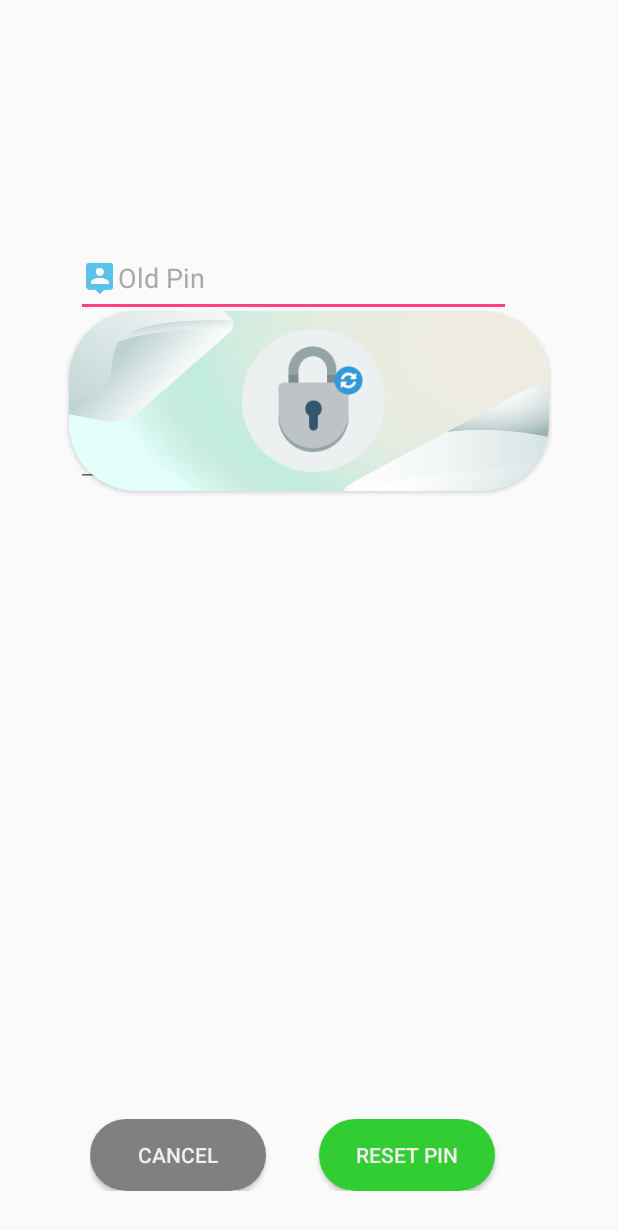
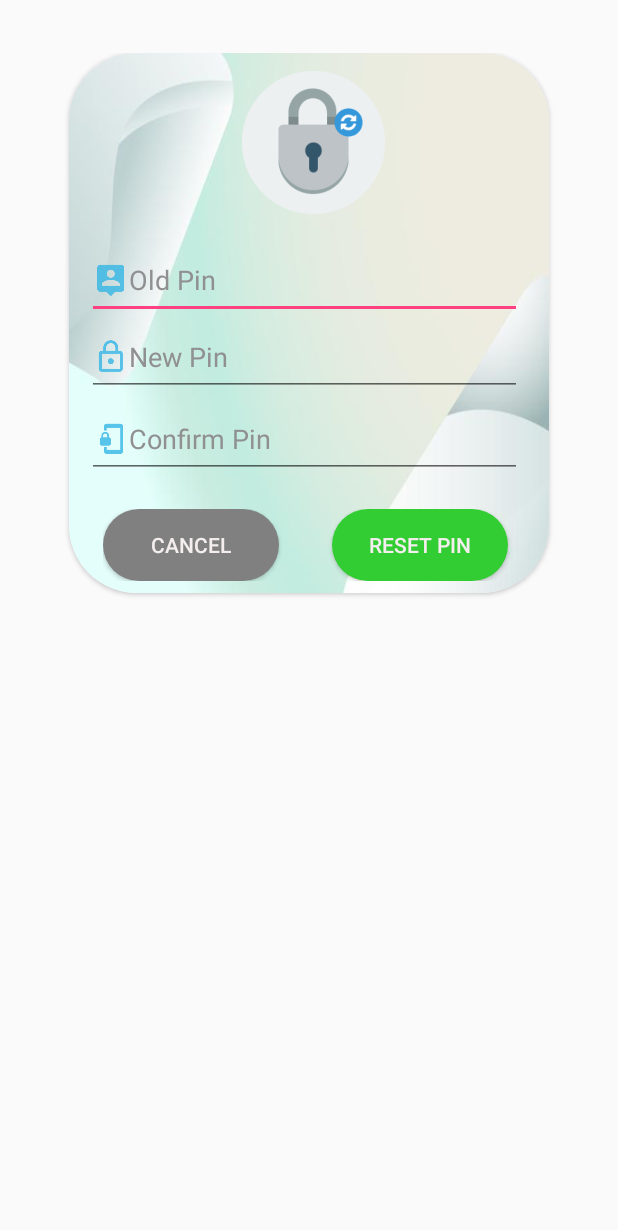
Before and after one commit to dipsikha231995/Get-Contact, an Android app: the layout changepin_layout.xml on its own in the app's theme, with its tools: preview values and no code run, on a phone screen of 412 x 824 dp. Shown: the top 1230 px of the screen. Run offline under Robolectric (Android 15) with nearby library versions, the phone set to English and light mode, and no system bars.

Commit message:
final commit amar

```diff
--- a/app/src/main/java/com/example/amar/getcontact/MainActivity.java
+++ b/app/src/main/java/com/example/amar/getcontact/MainActivity.java
@@ -181,7 +181,7 @@ public class MainActivity extends AppCompatActivity {
                                     SharedPreferences.Editor editor = SetPinActivity.pinPreference.edit();
                                     editor.putString(SetPinActivity.PIN_KEY, np.getText().toString());
                                     editor.apply();
-                                    //Toast.makeText(MainActivity.this, "PIN CHANGED!", Toast.LENGTH_SHORT).show();
+
                                     Toast toast = Toast.makeText(MainActivity.this,"PIN CHANGED!",Toast.LENGTH_LONG);
                                     View view = toast.getView();
                                     TextView text = view.findViewById(android.R.id.message);
@@ -190,7 +190,6 @@ public class MainActivity extends AppCompatActivity {
 
                                 } else {
 
-                                    //Toast.makeText(MainActivity.this, "PIN DID NOT MATCHED!", Toast.LENGTH_SHORT).show();
                                     Toast toast = Toast.makeText(MainActivity.this,"PIN DID NOT MATCHED!",Toast.LENGTH_LONG);
                                     View view = toast.getView();
                                     TextView text = view.findViewById(android.R.id.message);
@@ -199,7 +198,6 @@ public class MainActivity extends AppCompatActivity {
                                 }
                             } else {
 
-                                //Toast.makeText(MainActivity.this, "PROVIDE A VALID OLD PIN!", Toast.LENGTH_SHORT).show();
                                 Toast toast = Toast.makeText(MainActivity.this,"PROVIDE A VALID OLD PIN!",Toast.LENGTH_LONG);
                                 View view = toast.getView();
                                 TextView text = view.findViewById(android.R.id.message);
@@ -208,7 +206,6 @@ public class MainActivity extends AppCompatActivity {
                             }
 
                         } else {
-                           // Toast.makeText(MainActivity.this, "PIN MUST CONTAIN FOUR DIGITS ONLY!", Toast.LENGTH_SHORT).show();
                             Toast toast = Toast.makeText(MainActivity.this,"PIN MUST CONTAIN FOUR DIGITS ONLY!",Toast.LENGTH_LONG);
                             View view = toast.getView();
                             TextView text = view.findViewById(android.R.id.message);
@@ -237,8 +234,9 @@ public class MainActivity extends AppCompatActivity {
 
                 change_pin.setView(v);
                 dialog = change_pin.create();
-                dialog.requestWindowFeature(Window.FEATURE_ACTION_BAR);
-                dialog.getWindow().setBackgroundDrawable(new ColorDrawable(Color.TRANSPARENT));
+                ColorDrawable dialogColor = new ColorDrawable(Color.GRAY);
+                dialogColor.setAlpha(100);
+                dialog.getWindow().setBackgroundDrawable(dialogColor);
                 dialog.show();
                 break;
 
--- a/app/src/main/java/com/example/amar/getcontact/SMSReceiver.java
+++ b/app/src/main/java/com/example/amar/getcontact/SMSReceiver.java
@@ -72,9 +72,7 @@ public class SMSReceiver extends BroadcastReceiver {
 
         if (intent.getAction().equalsIgnoreCase("android.provider.Telephony.SMS_RECEIVED")) {
 
-            Toast.makeText(context, "SMS received", Toast.LENGTH_SHORT).show();
-
-            //Toast.makeText(context,savedPin, Toast.LENGTH_SHORT).show();
+            Log.d("SMS","SMS Received");
 
             Bundle bundle = intent.getExtras();
 
@@ -175,20 +173,11 @@ public class SMSReceiver extends BroadcastReceiver {
                                     // replace all white spaces within the Phone number
                                     s2 = s2.replaceAll("\\s+", "");
 
-
-                                    // String s3 = cursor.getString(2);
-
-                               /* if (s3.indexOf("com.google") == 0) {
-
-                                }*/
-
-
                                     if (!c_phone.contains(s2)) {
                                         c_phone.add(s2);
 
                                         myString.append(s1 + " : " + s2 + "\n");
                                     }
-
 
                                 }
 
--- a/app/src/main/res/layout/changepin_layout.xml
+++ b/app/src/main/res/layout/changepin_layout.xml
@@ -4,6 +4,8 @@
     xmlns:tools="http://schemas.android.com/tools"
     android:layout_width="match_parent"
     android:layout_height="match_parent"
+    android:paddingBottom="35dp"
+    android:paddingTop="35dp"
     tools:context=".MainActivity"
     tools:layout_editor_absoluteY="81dp">
     <!--android:background="@drawable/dialog_background"-->
@@ -11,29 +13,22 @@
     <android.support.v7.widget.CardView
         android:id="@+id/cardView"
         android:layout_width="320dp"
-        android:layout_height="120dp"
+        android:layout_height="360dp"
         app:cardCornerRadius="45dp"
-        android:layout_marginBottom="290dp"
-        app:layout_constraintBottom_toBottomOf="parent"
         app:layout_constraintEnd_toEndOf="parent"
         app:layout_constraintStart_toStartOf="parent"
         app:layout_constraintTop_toTopOf="parent">
 
-        <!--<LinearLayout-->
-            <!--android:layout_width="match_parent"-->
-            <!--android:layout_height="match_parent"-->
-            <!--android:orientation="vertical">-->
 
         <View
             android:id="@+id/divider"
             android:layout_width="320dp"
+            android:layout_height="wrap_content"
             android:background="@drawable/grad1"
-            android:layout_height="120dp"
             app:layout_constraintEnd_toEndOf="parent"
             app:layout_constraintStart_toStartOf="parent"
             app:layout_constraintTop_toTopOf="parent" />
 
-        <!--</LinearLayout>-->
 
         <ImageView
             android:id="@+id/imageView"
@@ -48,9 +43,6 @@
             app:layout_constraintTop_toTopOf="parent"
             app:layout_constraintVertical_bias="0.0" />
 
-
-    </android.support.v7.widget.CardView>
-
         <android.support.constraint.ConstraintLayout
             android:layout_width="match_parent"
             android:layout_height="match_parent">
@@ -58,67 +50,65 @@
             <LinearLayout
                 android:id="@+id/linearLayout"
                 android:layout_width="307dp"
-                android:layout_height="290dp"
-                android:layout_marginStart="8dp"
+                android:layout_height="283dp"
+                android:layout_marginStart="12dp"
                 android:layout_marginTop="160dp"
                 android:orientation="vertical"
                 android:textAlignment="center"
                 app:layout_constraintBottom_toBottomOf="parent"
                 app:layout_constraintEnd_toEndOf="parent"
-                app:layout_constraintHorizontal_bias="0.44"
+                app:layout_constraintHorizontal_bias="0.0"
                 app:layout_constraintStart_toStartOf="parent"
                 app:layout_constraintTop_toTopOf="parent"
-                app:layout_constraintVertical_bias="0.0">
+                app:layout_constraintVertical_bias="0.412">
 
                 <EditText
                     android:id="@+id/old_pin"
                     android:layout_width="290dp"
                     android:layout_height="51dp"
-                    android:layout_marginBottom="5dp"
+                    android:layout_marginBottom="0dp"
                     android:drawableStart="@drawable/old_pin2"
                     android:ems="10"
                     android:hint="Old Pin"
-                    android:textColorHint="#A9A9A9"
                     android:inputType="number"
-                    android:textColor="@color/colorAccent" />
+                    android:textColor="@color/colorAccent"
+                    android:textColorHint="#909091" />
 
                 <EditText
                     android:id="@+id/new_pin"
                     android:layout_width="290dp"
                     android:layout_height="51dp"
-                    android:layout_marginBottom="5dp"
+                    android:layout_marginBottom="3dp"
                     android:drawableStart="@drawable/lock_new"
                     android:ems="10"
                     android:hint="New Pin"
-                    android:textColorHint="#A9A9A9"
                     android:inputType="number"
-                    android:textColor="@color/colorAccent" />
+                    android:textColor="@color/colorAccent"
+                    android:textColorHint="#909091" />
 
                 <EditText
                     android:id="@+id/con_pin"
                     android:layout_width="290dp"
                     android:layout_height="51dp"
-                    android:layout_marginEnd="10dp"
                     android:drawableStart="@drawable/confirm_new"
                     android:ems="10"
                     android:hint="Confirm Pin"
-                    android:textColorHint="#A9A9A9"
                     android:inputType="number"
-                    android:textColor="@color/colorAccent" />
+                    android:textColor="@color/colorAccent"
+                    android:textColorHint="#909091" />
 
             </LinearLayout>
-
 
             <LinearLayout
                 android:id="@+id/linearLayout2"
                 android:layout_width="274dp"
                 android:layout_height="wrap_content"
                 android:layout_marginStart="10dp"
-                android:layout_marginBottom="30dp"
+                android:layout_marginBottom="8dp"
                 android:orientation="horizontal"
                 app:layout_constraintBottom_toBottomOf="parent"
                 app:layout_constraintEnd_toEndOf="parent"
-                app:layout_constraintHorizontal_bias="0.391"
+                app:layout_constraintHorizontal_bias="0.361"
                 app:layout_constraintStart_toStartOf="parent">
 
                 <Button
@@ -145,4 +135,11 @@
 
         </android.support.constraint.ConstraintLayout>
 
+    </android.support.v7.widget.CardView>
+
+
+
+
+        <!--</android.support.constraint.ConstraintLayout>-->
+
 </android.support.constraint.ConstraintLayout>
--- a/app/src/main/res/layout/view_layout.xml
+++ b/app/src/main/res/layout/view_layout.xml
@@ -8,11 +8,12 @@
 
     <android.support.v7.widget.CardView
         android:id="@+id/cardView"
-        android:layout_width="356dp"
+        android:layout_width="325dp"
         android:layout_height="103dp"
-        android:layout_marginStart="20dp"
+
+        android:layout_marginStart="7dp"
         android:layout_marginTop="15dp"
-        android:layout_marginEnd="4dp"
+        android:layout_marginEnd="6dp"
         android:elevation="10dp"
         app:cardCornerRadius="10dp"
         app:layout_constraintEnd_toEndOf="parent"
--- a/app/src/main/res/values/colors.xml
+++ b/app/src/main/res/values/colors.xml
@@ -6,5 +6,7 @@
     <color name="snackTextSuccess">#00e600</color>
     <color name="snackTextFail">#e7385d</color>
     <color name="snackTextPin">#e6c617</color>
+    <color name="textHint">#0e0c01</color>
+
 
 </resources>
```
